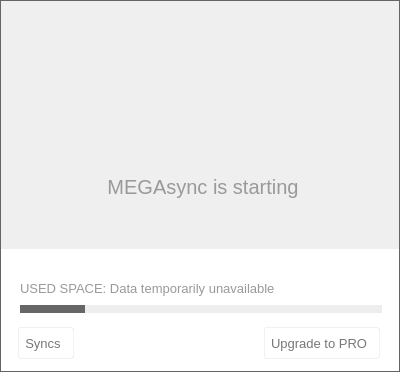
meganz/MEGAsync, file src/MEGASync/gui/linux/InfoDialog.ui: the form before one commit.
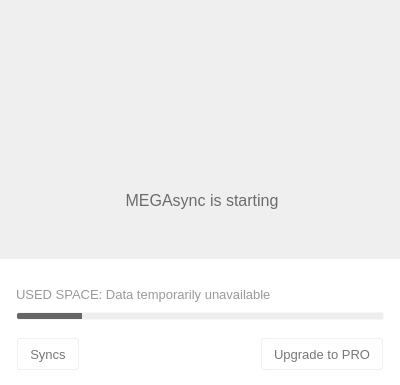
The form after the commit. The open tabs and pages were chosen to show the change. Icons and pictures are not drawn. Custom widgets are drawn as their Qt base class.

Commit message: Update ui files for different platforms

Diff of the .ui file:
```diff
--- a/src/MEGASync/gui/linux/InfoDialog.ui
+++ b/src/MEGASync/gui/linux/InfoDialog.ui
@@ -7,31 +7,26 @@
     <x>0</x>
     <y>0</y>
     <width>400</width>
-    <height>372</height>
+    <height>385</height>
    </rect>
   </property>
   <property name="minimumSize">
    <size>
     <width>400</width>
-    <height>372</height>
+    <height>385</height>
    </size>
   </property>
   <property name="maximumSize">
    <size>
-    <width>414</width>
-    <height>372</height>
+    <width>402</width>
+    <height>385</height>
    </size>
   </property>
   <property name="windowTitle">
    <string/>
   </property>
   <property name="styleSheet">
-   <string notr="true">#InfoDialog
-{
- border: 1px solid  rgb(100, 100, 100);
-}
-
-#bAvatar, #bState, #bDotUsedQuota, #bDotUsedStorage
+   <string notr="true">#bAvatar, #bState, #bDotUsedQuota, #bDotUsedStorage, #bMEGAheader
 {
 	border: none;
 }
@@ -47,21 +42,16 @@
 
 #wHeader
 {
-  background-color: qlineargradient(x1: 0, y1: 0, x2: 0, y2: 1,
-                                      stop: 0 #FCFCFC, stop: 1 #FAFAFA);
-}
-
-#wHeader
-{
 border-top-left-radius: 2px;
 border-top-right-radius: 2px;
 }
 
 #lSyncUpdated
 {
-color:  rgb(166, 166, 166);
+font-family: &quot;Source Sans Pro&quot;;
 font-size: 16px;
-font-weight: bold;
+color: rgba(51, 51, 51, 70%);
+padding-bottom: 25px;
 }
 
 #sActiveTransfers
@@ -132,15 +122,18 @@
 #wContainerBottom
 {
 background-color: white;
+border-top: 1px solid rgba(0, 0, 0, 5%);
 }
 
 #pUsageStorage, #pUsageQuota
 {
-	border: none;
+border: 1px solid transparent;
+border-radius: 2px;
 }
 QProgressBar#pUsageStorage
 {
 background-color: #EEEEEE;
+border-radius: 2px;
 }
 
 QProgressBar#pUsageStorage[overquota=true]
@@ -150,27 +143,36 @@
                                                             
 QProgressBar#pUsageStorage::chunk {
 background-color: #666666;
+border-top-left-radius: 2px;
+border-bottom-left-radius: 2px;
+
 }
 
 QProgressBar#pUsageStorage::chunk[overquota=true] {
 background-color: #EB4444;
+border-radius: 2px;
 }
 
 QProgressBar#pUsageQuota
 {
 background-color: #EEEEEE;
+border-radius: 2px;
 }
 
 QProgressBar#pUsageQuota[overquota=true]
 {
 background-color: #EB4444;
+border-radius: 2px;
 }
                                                             
 QProgressBar#pUsageQuota::chunk {
 background-color: #666666;
+border-top-left-radius: 2px;
+border-bottom-left-radius: 2px;
 }
 QProgressBar#pUsageQuota::chunk[overquota=true] {
 background-color: #EB4444;
+border-radius: 2px;
 }
 
 #lHeader
@@ -178,10 +180,10 @@
 	padding-top: 2px;
 }
 
-#lUsername
+#lName
 {
     font-family: &quot;Source Sans Pro&quot;;
-    font-size: 12px;
+    font-size: 14px;
     color: #666666;
     border: none;
 }
@@ -218,7 +220,7 @@
                                       stop: 0 #ffffff, stop: 1 #fafafa);
  border-radius: 3px;
  border: 1px solid rgba(0, 0, 0, 5%);
- padding: 7px 12px 7px 6px;
+ padding: 7px 12px 7px 12px;
  font-family: &quot;Source Sans Pro&quot;;
  font-size: 13px;
  color: #777777;
@@ -274,19 +276,51 @@
     <number>0</number>
    </property>
    <property name="leftMargin">
-    <number>1</number>
+    <number>0</number>
    </property>
    <property name="topMargin">
-    <number>1</number>
+    <number>0</number>
    </property>
    <property name="rightMargin">
-    <number>1</number>
+    <number>0</number>
    </property>
    <property name="bottomMargin">
-    <number>1</number>
+    <number>0</number>
    </property>
+   <item>
+    <widget class="QWidget" name="wArrow" native="true">
+     <property name="sizePolicy">
+      <sizepolicy hsizetype="Minimum" vsizetype="Fixed">
+       <horstretch>0</horstretch>
+       <verstretch>0</verstretch>
+      </sizepolicy>
+     </property>
+     <property name="minimumSize">
+      <size>
+       <width>400</width>
+       <height>12</height>
+      </size>
+     </property>
+     <property name="maximumSize">
+      <size>
+       <width>16777215</width>
+       <height>12</height>
+      </size>
+     </property>
+     <property name="styleSheet">
+      <string notr="true"/>
+     </property>
+    </widget>
+   </item>
    <item>
     <widget class="QWidget" name="wContainerHeader" native="true">
+     <property name="styleSheet">
+      <string notr="true">#wContainerHeader
+{
+background-color: qlineargradient(x1: 0, y1: 0, x2: 0, y2: 1,
+                                    stop: 0 #FCFCFC, stop: 1 #F7F7F7);
+}</string>
+     </property>
      <layout class="QVBoxLayout" name="verticalLayout_5">
       <property name="spacing">
        <number>0</number>
@@ -308,16 +342,22 @@
         <property name="minimumSize">
          <size>
           <width>0</width>
-          <height>57</height>
+          <height>60</height>
          </size>
         </property>
         <property name="maximumSize">
          <size>
           <width>16777215</width>
-          <height>57</height>
+          <height>60</height>
          </size>
         </property>
+        <property name="styleSheet">
+         <string notr="true"/>
+        </property>
         <layout class="QHBoxLayout" name="horizontalLayout">
+         <property name="spacing">
+          <number>20</number>
+         </property>
          <property name="leftMargin">
           <number>18</number>
          </property>
@@ -325,7 +365,7 @@
           <number>10</number>
          </property>
          <item>
-          <widget class="AvatarWidget" name="bAvatar" native="true">
+          <widget class="QStackedWidget" name="sIconHeader">
            <property name="minimumSize">
             <size>
              <width>30</width>
@@ -338,6 +378,92 @@
              <height>30</height>
             </size>
            </property>
+           <property name="currentIndex">
+            <number>1</number>
+           </property>
+           <widget class="QWidget" name="pAvatar">
+            <layout class="QHBoxLayout" name="horizontalLayout_10">
+             <property name="spacing">
+              <number>0</number>
+             </property>
+             <property name="leftMargin">
+              <number>0</number>
+             </property>
+             <property name="topMargin">
+              <number>0</number>
+             </property>
+             <property name="rightMargin">
+              <number>0</number>
+             </property>
+             <property name="bottomMargin">
+              <number>0</number>
+             </property>
+             <item>
+              <widget class="AvatarWidget" name="bAvatar" native="true">
+               <property name="minimumSize">
+                <size>
+                 <width>30</width>
+                 <height>30</height>
+                </size>
+               </property>
+               <property name="maximumSize">
+                <size>
+                 <width>30</width>
+                 <height>30</height>
+                </size>
+               </property>
+              </widget>
+             </item>
+            </layout>
+           </widget>
+           <widget class="QWidget" name="pMEGAheader">
+            <layout class="QHBoxLayout" name="horizontalLayout_9">
+             <property name="spacing">
+              <number>0</number>
+             </property>
+             <property name="leftMargin">
+              <number>0</number>
+             </property>
+             <property name="topMargin">
+              <number>0</number>
+             </property>
+             <property name="rightMargin">
+              <number>0</number>
+             </property>
+             <property name="bottomMargin">
+              <number>0</number>
+             </property>
+             <item>
+              <widget class="QPushButton" name="bMEGAheader">
+               <property name="minimumSize">
+                <size>
+                 <width>24</width>
+                 <height>24</height>
+                </size>
+               </property>
+               <property name="maximumSize">
+                <size>
+                 <width>24</width>
+                 <height>24</height>
+                </size>
+               </property>
+               <property name="text">
+                <string/>
+               </property>
+               <property name="icon">
+                <iconset resource="../Resources_linux.qrc">
+                 <normaloff>:/images/MEGA_header.png</normaloff>:/images/MEGA_header.png</iconset>
+               </property>
+               <property name="iconSize">
+                <size>
+                 <width>24</width>
+                 <height>24</height>
+                </size>
+               </property>
+              </widget>
+             </item>
+            </layout>
+           </widget>
           </widget>
          </item>
          <item>
@@ -357,10 +483,6 @@
            <property name="text">
             <string/>
            </property>
-           <property name="icon">
-            <iconset resource="../Resources_linux.qrc">
-             <normaloff>:/images/streaming_on_icon.png</normaloff>:/images/streaming_on_icon.png</iconset>
-           </property>
            <property name="iconSize">
             <size>
              <width>8</width>
@@ -371,6 +493,12 @@
          </item>
          <item>
           <widget class="QLabel" name="lName">
+           <property name="maximumSize">
+            <size>
+             <width>200</width>
+             <height>16777215</height>
+            </size>
+           </property>
            <property name="text">
             <string/>
            </property>
@@ -391,6 +519,9 @@
          </item>
          <item>
           <widget class="QPushButton" name="bChats">
+           <property name="enabled">
+            <bool>true</bool>
+           </property>
            <property name="sizePolicy">
             <sizepolicy hsizetype="Maximum" vsizetype="Maximum">
              <horstretch>0</horstretch>
@@ -399,30 +530,31 @@
            </property>
            <property name="minimumSize">
             <size>
-             <width>0</width>
-             <height>0</height>
+             <width>24</width>
+             <height>24</height>
             </size>
            </property>
            <property name="maximumSize">
             <size>
-             <width>16777215</width>
-             <height>16777215</height>
+             <width>24</width>
+             <height>24</height>
             </size>
            </property>
            <property name="styleSheet">
             <string notr="true">border: none;
-margin-top:-1px;
-
-
 </string>
            </property>
            <property name="text">
             <string/>
            </property>
+           <property name="icon">
+            <iconset resource="../Resources_linux.qrc">
+             <normaloff>:/images/ico_chat_button.png</normaloff>:/images/ico_chat_button.png</iconset>
+           </property>
            <property name="iconSize">
             <size>
-             <width>24</width>
-             <height>24</height>
+             <width>22</width>
+             <height>16</height>
             </size>
            </property>
            <property name="flat">
@@ -440,21 +572,21 @@
            </property>
            <property name="minimumSize">
             <size>
-             <width>0</width>
-             <height>0</height>
+             <width>24</width>
+             <height>24</height>
             </size>
            </property>
            <property name="maximumSize">
             <size>
-             <width>16777215</width>
-             <height>16777215</height>
+             <width>24</width>
+             <height>24</height>
             </size>
            </property>
+           <property name="cursor">
+            <cursorShape>PointingHandCursor</cursorShape>
+           </property>
            <property name="styleSheet">
             <string notr="true">border: none;
-margin-top:-1px;
-
-
 </string>
            </property>
            <property name="text">
@@ -485,21 +617,22 @@
            </property>
            <property name="minimumSize">
             <size>
-             <width>0</width>
-             <height>0</height>
+             <width>24</width>
+             <height>24</height>
             </size>
            </property>
            <property name="maximumSize">
             <size>
-             <width>16777215</width>
-             <height>16777215</height>
+             <width>24</width>
+             <height>24</height>
             </size>
            </property>
+           <property name="cursor">
+            <cursorShape>PointingHandCursor</cursorShape>
+           </property>
            <property name="styleSheet">
             <string notr="true">border: none;
-margin-top:-1px;
-
-
+margin-top: -1px;
 </string>
            </property>
            <property name="text">
@@ -526,8 +659,7 @@
       <item>
        <widget class="QWidget" name="wActiveTransfersContainer" native="true">
         <property name="styleSheet">
-         <string notr="true">background-color: qlineargradient(x1: 0, y1: 0, x2: 0, y2: 1,
-                                      stop: 0 #FAFAFA, stop: 1 #F7F7F7);</string>
+         <string notr="true"/>
         </property>
         <layout class="QHBoxLayout" name="horizontalLayout_8">
          <property name="spacing">
@@ -563,7 +695,7 @@
             <string notr="true"/>
            </property>
            <property name="currentIndex">
-            <number>2</number>
+            <number>0</number>
            </property>
            <widget class="QWidget" name="pUpdated">
             <property name="minimumSize">
@@ -617,12 +749,12 @@
                </property>
                <property name="icon">
                 <iconset resource="../Resources_linux.qrc">
-                 <normaloff>:/images/tray_updated_large_ico.png</normaloff>:/images/tray_updated_large_ico.png</iconset>
+                 <normaloff>:/images/empty_upToDate.png</normaloff>:/images/empty_upToDate.png</iconset>
                </property>
                <property name="iconSize">
                 <size>
-                 <width>64</width>
-                 <height>64</height>
+                 <width>36</width>
+                 <height>36</height>
                 </size>
                </property>
                <property name="default">
@@ -653,23 +785,8 @@
                  <height>50</height>
                 </size>
                </property>
-               <property name="font">
-                <font>
-                 <pointsize>-1</pointsize>
-                 <weight>50</weight>
-                 <italic>false</italic>
-                 <bold>false</bold>
-                </font>
-               </property>
                <property name="styleSheet">
-                <string notr="true">#lSyncUpdated
-{
-font: &quot;Helvetica&quot;;
-font-size: 20px;
-font-weight: normal;
-color: #999999;
-padding-bottom: 25px;
-}</string>
+                <string notr="true"/>
                </property>
                <property name="text">
                 <string>MEGAsync is starting</string>
@@ -1024,6 +1141,18 @@
             </layout>
            </widget>
            <widget class="QWidget" name="pOverQuota">
+            <property name="minimumSize">
+             <size>
+              <width>0</width>
+              <height>190</height>
+             </size>
+            </property>
+            <property name="maximumSize">
+             <size>
+              <width>16777215</width>
+              <height>190</height>
+             </size>
+            </property>
             <layout class="QVBoxLayout" name="verticalLayout_12">
              <property name="leftMargin">
               <number>0</number>
@@ -1117,13 +1246,13 @@
      <property name="minimumSize">
       <size>
        <width>0</width>
-       <height>122</height>
+       <height>127</height>
       </size>
      </property>
      <property name="maximumSize">
       <size>
        <width>16777215</width>
-       <height>122</height>
+       <height>127</height>
       </size>
      </property>
      <layout class="QVBoxLayout" name="verticalLayout">
@@ -1147,18 +1276,18 @@
         <property name="minimumSize">
          <size>
           <width>0</width>
-          <height>20</height>
+          <height>10</height>
          </size>
         </property>
         <property name="maximumSize">
          <size>
           <width>16777215</width>
-          <height>20</height>
+          <height>10</height>
          </size>
         </property>
         <layout class="QHBoxLayout" name="horizontalLayout_3">
          <property name="spacing">
-          <number>5</number>
+          <number>6</number>
          </property>
          <property name="leftMargin">
           <number>0</number>
@@ -1189,14 +1318,14 @@
           <widget class="QPushButton" name="bDotUsedStorage">
            <property name="minimumSize">
             <size>
-             <width>16</width>
-             <height>16</height>
+             <width>6</width>
+             <height>6</height>
             </size>
            </property>
            <property name="maximumSize">
             <size>
-             <width>16</width>
-             <height>16</height>
+             <width>6</width>
+             <height>6</height>
             </size>
            </property>
            <property name="text">
@@ -1204,7 +1333,20 @@
            </property>
            <property name="icon">
             <iconset resource="../Resources_linux.qrc">
-             <normaloff>:/images/empty_dot.png</normaloff>:/images/empty_dot.png</iconset>
+             <normaloff>:/images/Nav_Dot_inactive.png</normaloff>
+             <normalon>:/images/Nav_Dot_inactive.png</normalon>
+             <disabledoff>:/images/Nav_Dot_inactive.png</disabledoff>
+             <disabledon>:/images/Nav_Dot_inactive.png</disabledon>
+             <activeoff>:/images/Nav_Dot_inactive.png</activeoff>
+             <activeon>:/images/Nav_Dot_inactive.png</activeon>
+             <selectedoff>:/images/Nav_Dot_inactive.png</selectedoff>
+             <selectedon>:/images/Nav_Dot_inactive.png</selectedon>:/images/Nav_Dot_inactive.png</iconset>
+           </property>
+           <property name="iconSize">
+            <size>
+             <width>6</width>
+             <height>6</height>
+            </size>
            </property>
           </widget>
          </item>
@@ -1212,14 +1354,14 @@
           <widget class="QPushButton" name="bDotUsedQuota">
            <property name="minimumSize">
             <size>
-             <width>16</width>
-             <height>16</height>
+             <width>6</width>
+             <height>6</height>
             </size>
            </property>
            <property name="maximumSize">
             <size>
-             <width>16</width>
-             <height>16</height>
+             <width>6</width>
+             <height>6</height>
             </size>
            </property>
            <property name="text">
@@ -1227,7 +1369,13 @@
            </property>
            <property name="icon">
             <iconset resource="../Resources_linux.qrc">
-             <normaloff>:/images/empty_dot.png</normaloff>:/images/empty_dot.png</iconset>
+             <normaloff>:/images/Nav_Dot_inactive.png</normaloff>:/images/Nav_Dot_inactive.png</iconset>
+           </property>
+           <property name="iconSize">
+            <size>
+             <width>6</width>
+             <height>6</height>
+            </size>
            </property>
           </widget>
          </item>
@@ -1336,16 +1484,16 @@
                </property>
                <layout class="QVBoxLayout" name="verticalLayout_3">
                 <property name="spacing">
-                 <number>0</number>
+                 <number>2</number>
                 </property>
                 <property name="leftMargin">
-                 <number>19</number>
+                 <number>16</number>
                 </property>
                 <property name="topMargin">
                  <number>0</number>
                 </property>
                 <property name="rightMargin">
-                 <number>19</number>
+                 <number>16</number>
                 </property>
                 <property name="bottomMargin">
                  <number>0</number>
@@ -1360,13 +1508,13 @@
                   </property>
                   <property name="minimumSize">
                    <size>
-                    <width>0</width>
+                    <width>368</width>
                     <height>20</height>
                    </size>
                   </property>
                   <property name="maximumSize">
                    <size>
-                    <width>362</width>
+                    <width>368</width>
                     <height>20</height>
                    </size>
                   </property>
@@ -1381,7 +1529,7 @@
                     <number>0</number>
                    </property>
                    <property name="rightMargin">
-                    <number>1</number>
+                    <number>0</number>
                    </property>
                    <property name="bottomMargin">
                     <number>0</number>
@@ -1467,16 +1615,22 @@
                   </property>
                   <property name="minimumSize">
                    <size>
-                    <width>362</width>
+                    <width>368</width>
                     <height>8</height>
                    </size>
                   </property>
                   <property name="maximumSize">
                    <size>
-                    <width>362</width>
+                    <width>368</width>
                     <height>8</height>
                    </size>
                   </property>
+                  <property name="cursor">
+                   <cursorShape>PointingHandCursor</cursorShape>
+                  </property>
+                  <property name="styleSheet">
+                   <string notr="true"/>
+                  </property>
                   <property name="value">
                    <number>18</number>
                   </property>
@@ -1532,16 +1686,16 @@
                </property>
                <layout class="QVBoxLayout" name="verticalLayout_7">
                 <property name="spacing">
-                 <number>0</number>
+                 <number>2</number>
                 </property>
                 <property name="leftMargin">
-                 <number>19</number>
+                 <number>16</number>
                 </property>
                 <property name="topMargin">
                  <number>0</number>
                 </property>
                 <property name="rightMargin">
-                 <number>19</number>
+                 <number>16</number>
                 </property>
                 <property name="bottomMargin">
                  <number>0</number>
@@ -1556,13 +1710,13 @@
                   </property>
                   <property name="minimumSize">
                    <size>
-                    <width>0</width>
+                    <width>368</width>
                     <height>20</height>
                    </size>
                   </property>
                   <property name="maximumSize">
                    <size>
-                    <width>362</width>
+                    <width>368</width>
                     <height>20</height>
                    </size>
                   </property>
@@ -1577,7 +1731,7 @@
                     <number>0</number>
                    </property>
                    <property name="rightMargin">
-                    <number>1</number>
+                    <number>0</number>
                    </property>
                    <property name="bottomMargin">
                     <number>0</number>
@@ -1676,13 +1830,13 @@
                   </property>
                   <property name="minimumSize">
                    <size>
-                    <width>362</width>
+                    <width>368</width>
                     <height>8</height>
                    </size>
                   </property>
                   <property name="maximumSize">
                    <size>
-                    <width>362</width>
+                    <width>368</width>
                     <height>8</height>
                    </size>
                   </property>
@@ -1729,7 +1883,7 @@
           <number>0</number>
          </property>
          <property name="rightMargin">
-          <number>19</number>
+          <number>17</number>
          </property>
          <property name="bottomMargin">
           <number>0</number>
@@ -1748,6 +1902,12 @@
              <height>32</height>
             </size>
            </property>
+           <property name="cursor">
+            <cursorShape>PointingHandCursor</cursorShape>
+           </property>
+           <property name="mouseTracking">
+            <bool>false</bool>
+           </property>
            <property name="styleSheet">
             <string notr="true"/>
            </property>
@@ -1756,12 +1916,12 @@
            </property>
            <property name="icon">
             <iconset resource="../Resources_linux.qrc">
-             <normaloff>:/images/sync_item_ico.png</normaloff>:/images/sync_item_ico.png</iconset>
+             <normaloff>:/images/ico_syncs.png</normaloff>:/images/ico_syncs.png</iconset>
            </property>
            <property name="iconSize">
             <size>
-             <width>32</width>
-             <height>32</height>
+             <width>18</width>
+             <height>16</height>
             </size>
            </property>
            <property name="flat">
@@ -1796,6 +1956,12 @@
              <height>32</height>
             </size>
            </property>
+           <property name="cursor">
+            <cursorShape>PointingHandCursor</cursorShape>
+           </property>
+           <property name="mouseTracking">
+            <bool>false</bool>
+           </property>
            <property name="styleSheet">
             <string notr="true"/>
            </property>
```
The commit also changes 5 other files.
